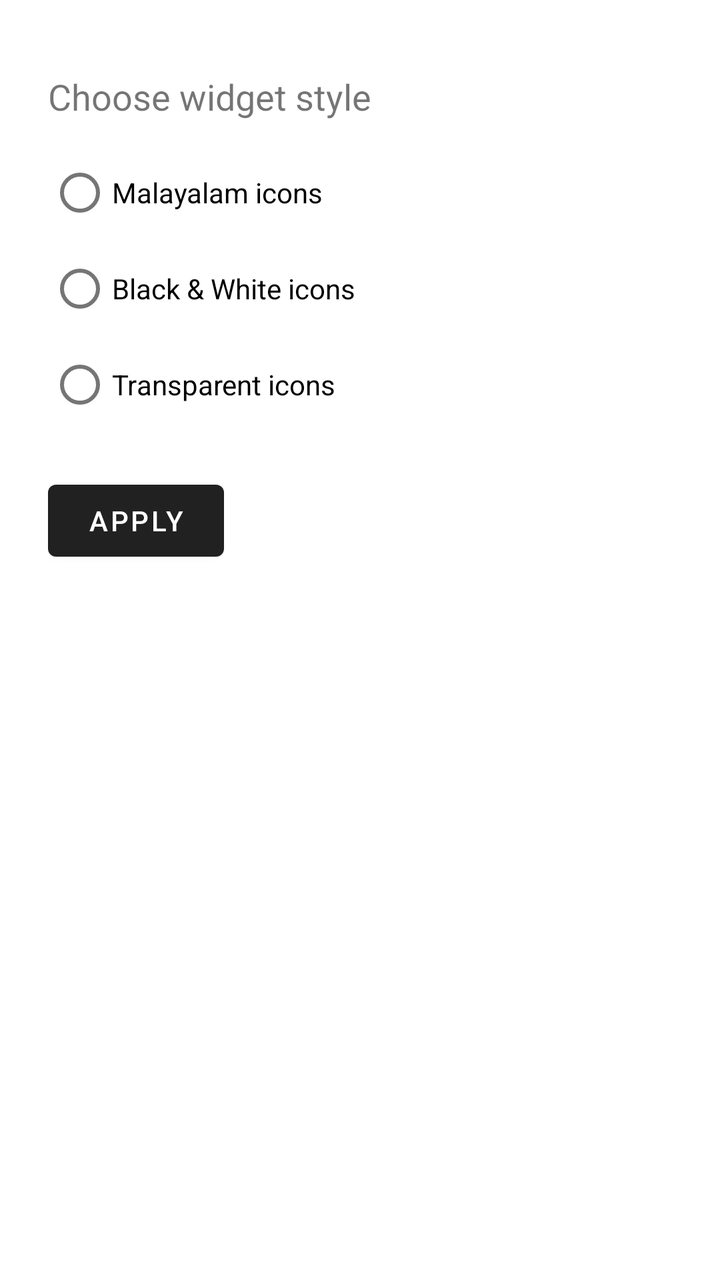
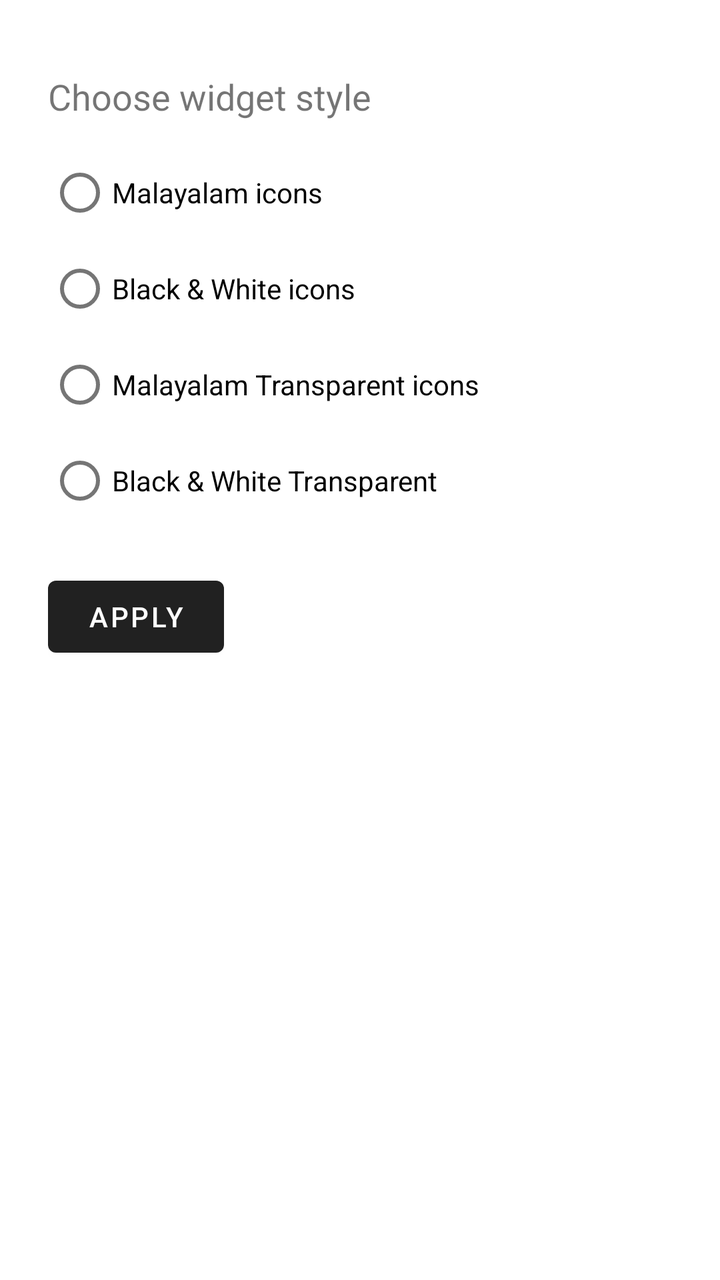

Before-and-after screenshots of an Android layout around one commit, followed by the original layout XML and the change that was made.
<!-- AndroidManifest.xml: application theme Theme.WeatherChangeWidget -->
<!-- res/layout/activity_settings.xml -->
<?xml version="1.0" encoding="utf-8"?>
<LinearLayout xmlns:android="http://schemas.android.com/apk/res/android"
    android:padding="24dp"
    android:orientation="vertical"
    android:layout_width="match_parent"
    android:layout_height="match_parent">

    <TextView
        android:id="@+id/title_text"
        android:text="Choose widget style"
        android:textSize="18sp"
        android:layout_marginBottom="12dp"
        android:layout_width="wrap_content"
        android:layout_height="wrap_content"
        android:layout_marginTop="12dp"/>

    <RadioGroup
        android:id="@+id/rg_theme"
        android:layout_width="wrap_content"
        android:layout_height="wrap_content"
        android:orientation="vertical">

        <RadioButton
            android:id="@+id/rb_malayalam"
            android:layout_width="wrap_content"
            android:layout_height="wrap_content"
            android:text="Malayalam icons" />

        <RadioButton
            android:id="@+id/rb_bw"
            android:layout_width="wrap_content"
            android:layout_height="wrap_content"
            android:text="Black &amp; White icons" />

        <RadioButton
            android:id="@+id/rb_transparent"
            android:layout_width="wrap_content"
            android:layout_height="wrap_content"
            android:text="Transparent icons" />
    </RadioGroup>

    <Button
        android:id="@+id/btn_apply"
        android:layout_width="wrap_content"
        android:layout_height="wrap_content"
        android:text="Apply"
        android:layout_marginTop="20dp" />

</LinearLayout>
<!-- resources referenced by this layout -->
<resources>
  <style name="Theme.WeatherChangeWidget" parent="Theme.MaterialComponents.DayNight.DarkActionBar" />
</resources>

<!-- the commit's change to res/layout/activity_settings.xml (unified diff, before → after) -->
@@ -36,7 +36,14 @@
             android:id="@+id/rb_transparent"
             android:layout_width="wrap_content"
             android:layout_height="wrap_content"
-            android:text="Transparent icons" />
+            android:text="Malayalam Transparent icons" />
+
+        <RadioButton
+            android:id="@+id/rb_bw_transparent"
+            android:layout_width="wrap_content"
+            android:layout_height="wrap_content"
+            android:text="Black &amp; White Transparent" />
+
     </RadioGroup>
 
     <Button
